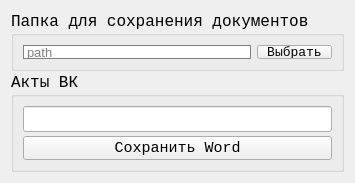
Above: ui/formAOSR.ui from saferq/AFDsoftAOSR before the change. Below: the same form after it.
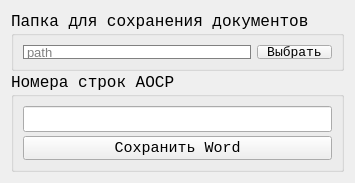
That is the form after the change. Icons and pictures are not drawn.

What changed in the file:
```diff
--- a/ui/formAOSR.ui
+++ b/ui/formAOSR.ui
@@ -73,7 +73,7 @@
         </font>
        </property>
        <property name="title">
-        <string>Акты ВК</string>
+        <string>Номера строк АОСР</string>
        </property>
        <layout class="QGridLayout" name="gridLayout">
         <item row="0" column="0" colspan="2">
```
Left out of the diff: 14 changed lines with no effect on the pictures.
